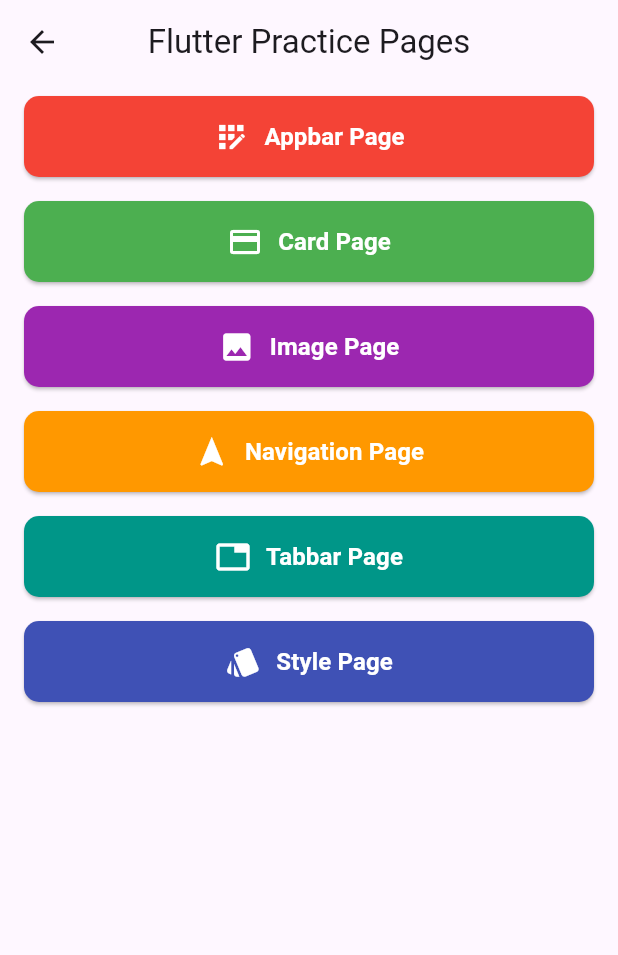
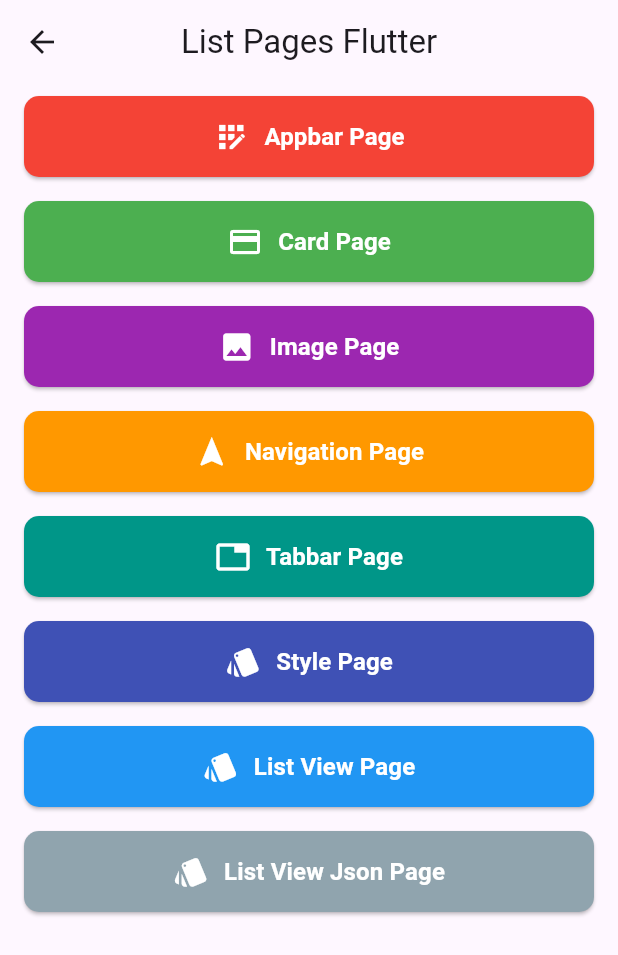
Before and after one commit to OnlyHans1/kk4rpl-practice, a Flutter app: the ListPages screen opened by its route, on a phone screen of 412 x 824 dp. Shown: the top 955 px of the screen. Run offline on Flutter 3.47's test engine with Material 3 defaults, Android fonts, the phone set to English and light mode, and no system bars.

Commit message:
feat: list view with json

```diff
--- a/lib/main.dart
+++ b/lib/main.dart
@@ -1,4 +1,6 @@
 import 'package:flutter/material.dart';
+import 'package:kk4rpl_project/ui/pages/list_view_json_pages.dart';
+import 'package:kk4rpl_project/ui/pages/list_view_pages.dart';
 import 'package:kk4rpl_project/ui/pages/navigation_pages.dart';
 import 'package:kk4rpl_project/ui/pages/appbar_pages.dart';
 import 'package:kk4rpl_project/ui/pages/card_pages.dart';
@@ -17,6 +19,7 @@ class MyApp extends StatelessWidget {
   @override
   Widget build(BuildContext context) {
     return MaterialApp(
+      debugShowCheckedModeBanner: false,
       home: const HalHallo(),
       routes: <String, WidgetBuilder>{
         '/ListPages': (BuildContext context) => const ListPages(),
@@ -27,6 +30,8 @@ class MyApp extends StatelessWidget {
         '/ImagePage': (BuildContext context) => const ImagePages(),
         '/TabbarPage': (BuildContext context) => const TabbarPages(),
         '/StylePage': (BuildContext context) => const StylePages(),
+        '/ListView' : (BuildContext context) => const ListViewPages(),
+        '/ListViewJson': (BuildContext context) => const ListViewJsonPages(),
       },
     );
   }
--- a/lib/ui/pages/list_pages.dart
+++ b/lib/ui/pages/list_pages.dart
@@ -8,46 +8,58 @@ class ListPages extends StatelessWidget {
   Widget build(BuildContext context) {
     return Scaffold(
       appBar: AppBar(
-        title: const Text('Flutter Practice Pages'),
+        title: const Text('List Pages Flutter'),
         centerTitle: true,
       ),
       body: ListView(
-        children: const [
-          CustomButton(
+        children: [
+          const CustomButton(
             text: 'Appbar Page',
             icon: Icons.app_registration,
             route: '/AppbarPage',
             buttonColor: Colors.red,
           ),
-          CustomButton(
+          const CustomButton(
             text: 'Card Page',
             icon: Icons.credit_card,
             route: '/CardPage',
             buttonColor: Colors.green,
           ),
-          CustomButton(
+          const CustomButton(
             text: 'Image Page',
             icon: Icons.image,
             route: '/ImagePage',
             buttonColor: Colors.purple,
           ),
-          CustomButton(
+          const CustomButton(
             text: 'Navigation Page',
             icon: Icons.navigation,
             route: '/Navigation',
             buttonColor: Colors.orange,
           ),
-          CustomButton(
+          const CustomButton(
             text: 'Tabbar Page',
             icon: Icons.tab,
             route: '/TabbarPage',
             buttonColor: Colors.teal,
           ),
-          CustomButton(
+          const CustomButton(
             text: 'Style Page',
             icon: Icons.style,
             route: '/StylePage',
             buttonColor: Colors.indigo,
+          ),
+          const CustomButton(
+            text: 'List View Page',
+            icon: Icons.style,
+            route: '/ListView',
+            buttonColor: Colors.blue,
+          ),
+          CustomButton(
+            text: 'List View Json Page',
+            icon: Icons.style,
+            route: '/ListViewJson',
+            buttonColor: Colors.blueGrey[300],
           ),
         ],
       ),
--- a/pubspec.yaml
+++ b/pubspec.yaml
@@ -35,6 +35,7 @@ dependencies:
   # The following adds the Cupertino Icons font to your application.
   # Use with the CupertinoIcons class for iOS style icons.
   cupertino_icons: ^1.0.8
+  http: ^1.2.2
 
 dev_dependencies:
   flutter_test:
```
Also changed, not shown: lib/ui/pages/list_view_json_pages.dart (added, +67 -0 lines), lib/ui/pages/list_view_pages.dart (added, +91 -0 lines), pubspec.lock.
